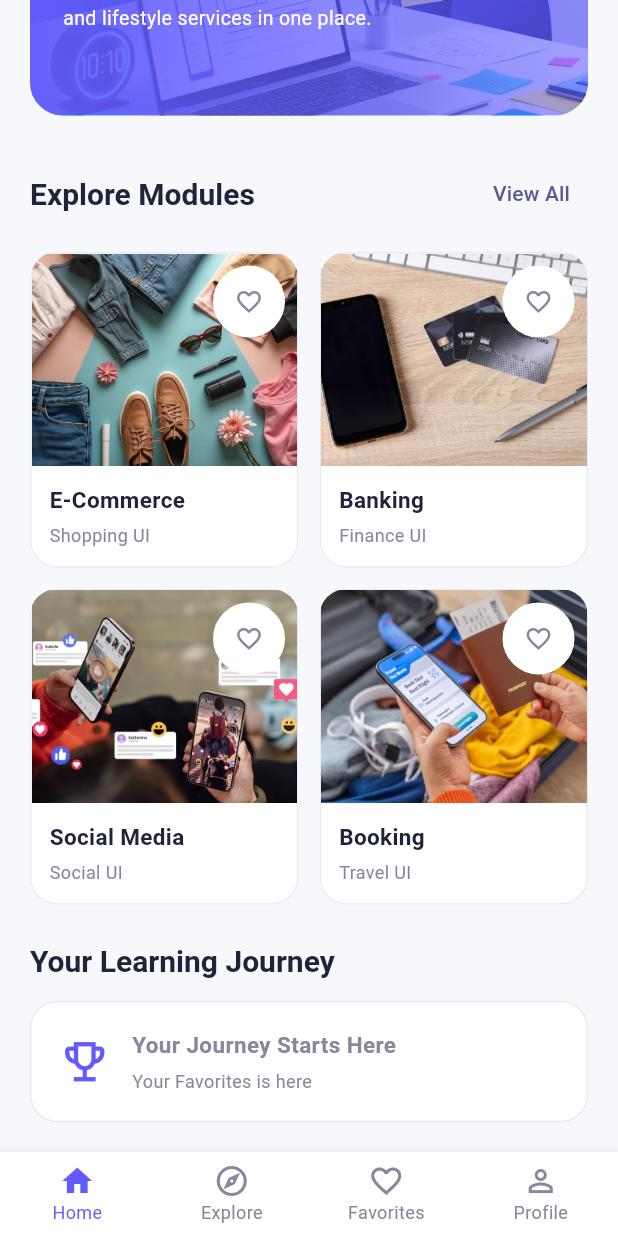
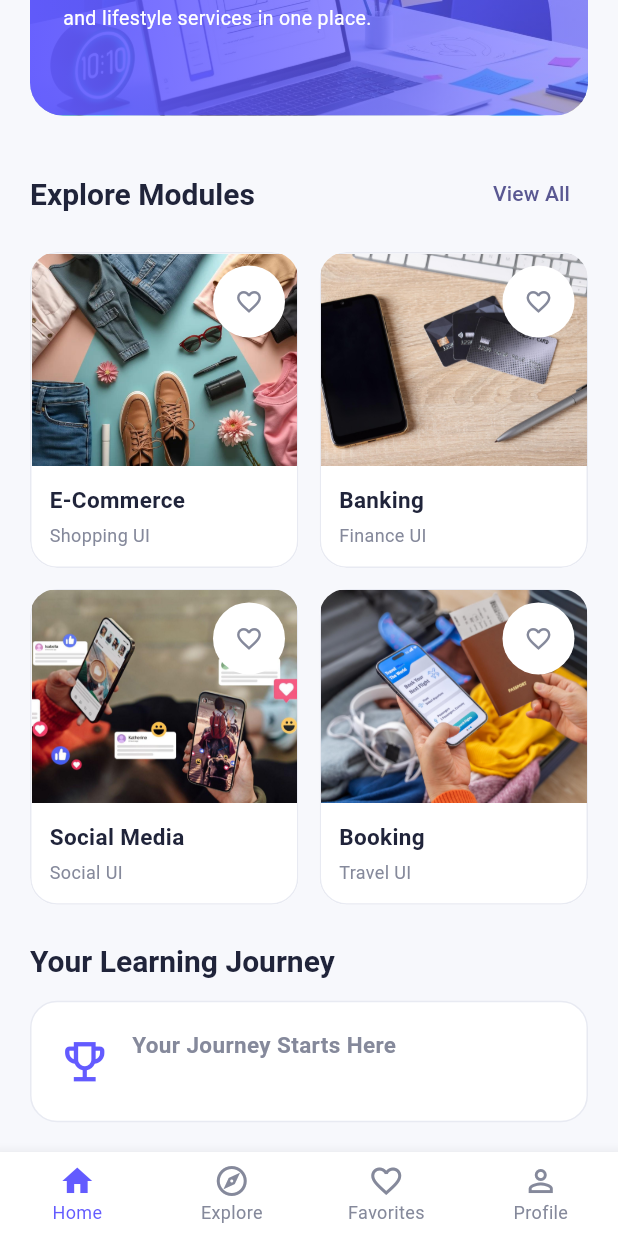
Before and after one commit to muhammadtalha488si/designmaster-flutter-ui, a Flutter app: the screen it shows after launch, scrolled down 214 dp, on a phone screen of 412 x 824 dp. Run offline on Flutter 3.47's test engine with Material 3 defaults, Android fonts, the phone set to English and light mode, and no system bars; our stand-ins replace shared_preferences.

Commit message:
add new files

```diff
--- a/lib/screens/dashboard/dashbord_screen.dart
+++ b/lib/screens/dashboard/dashbord_screen.dart
@@ -188,7 +188,7 @@ class DashboardScreen extends StatelessWidget {
                         ),
                         SizedBox(height: 5),
                         Text(
-                          'Your Favorites is here',
+                          '',
                           style: TextStyle(
                             color: AppColors.textSecondary,
                             fontSize: 12,
```
